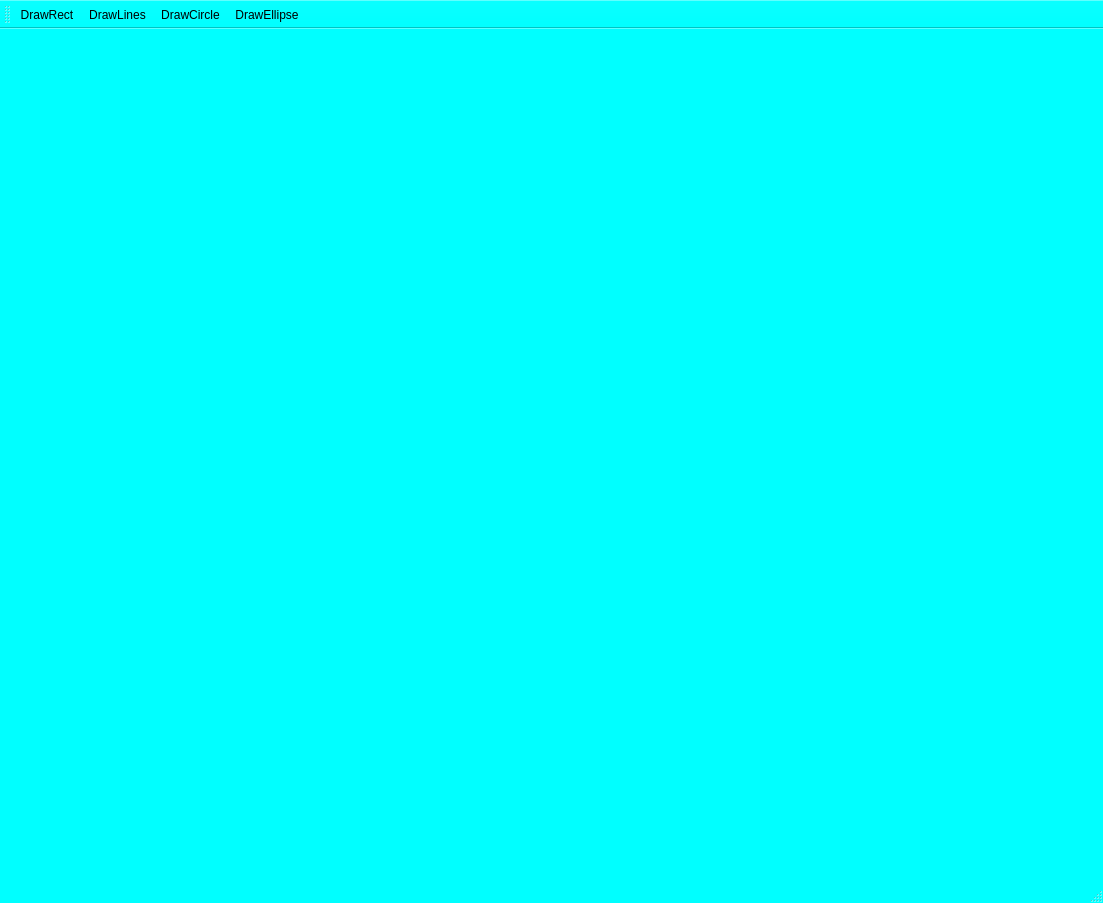
This is DCR/DCR/DigitalComicReader.ui in dallas1287/ECR as Qt 5 draws it before an edit. The edited form follows.
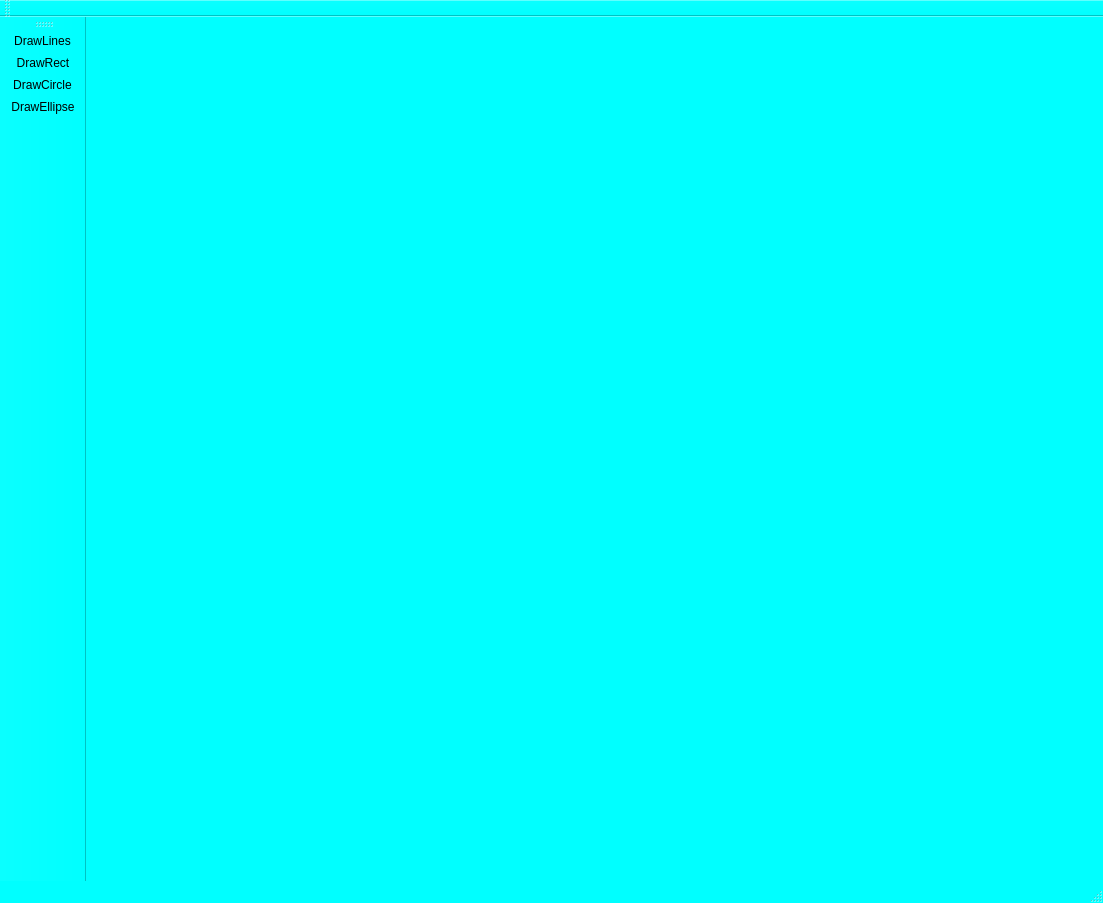
This is the edited form. Icons and pictures are not drawn.

Diff of the .ui file:
```diff
--- a/DCR/DCR/DigitalComicReader.ui
+++ b/DCR/DCR/DigitalComicReader.ui
@@ -475,15 +475,30 @@
     </rect>
    </property>
   </widget>
-  <widget class="QToolBar" name="mainToolBar">
+  <widget class="QStatusBar" name="statusBar"/>
+  <widget class="QToolBar" name="topToolBar">
+   <property name="windowTitle">
+    <string>toolBar</string>
+   </property>
    <attribute name="toolBarArea">
     <enum>TopToolBarArea</enum>
    </attribute>
    <attribute name="toolBarBreak">
     <bool>false</bool>
    </attribute>
-   <addaction name="actionDrawRect"/>
+  </widget>
+  <widget class="QToolBar" name="leftToolBar">
+   <property name="windowTitle">
+    <string>toolBar</string>
+   </property>
+   <attribute name="toolBarArea">
+    <enum>LeftToolBarArea</enum>
+   </attribute>
+   <attribute name="toolBarBreak">
+    <bool>false</bool>
+   </attribute>
    <addaction name="actionDrawLines"/>
+   <addaction name="actionDrawRect"/>
    <addaction name="actionDrawCircle"/>
    <addaction name="actionDrawEllipse"/>
   </widget>
```
Left out of the diff: 1 changed line with no effect on the pictures.
